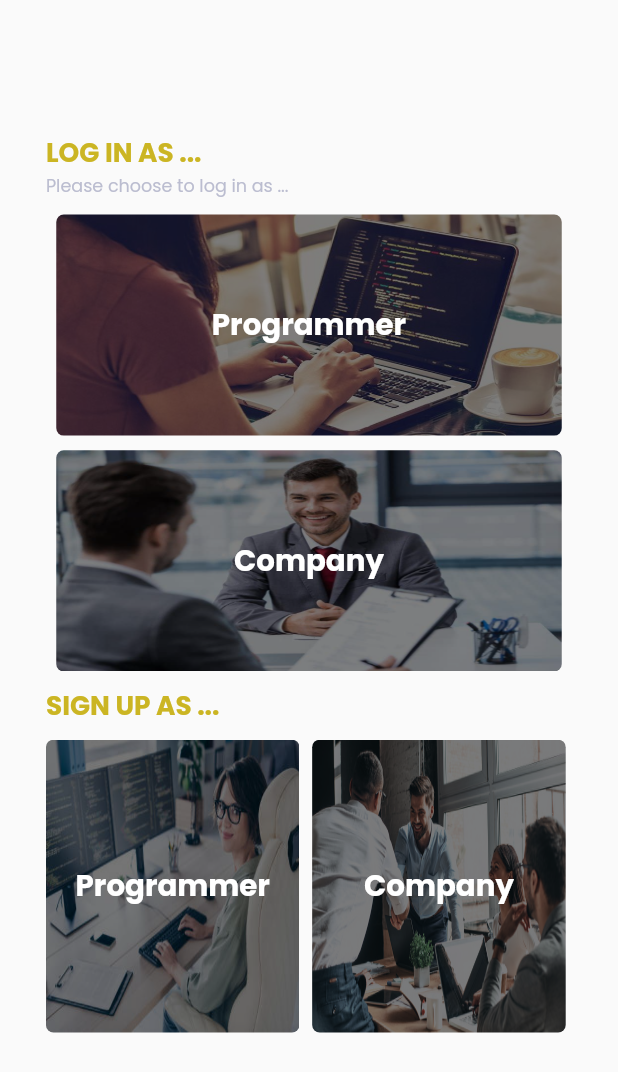
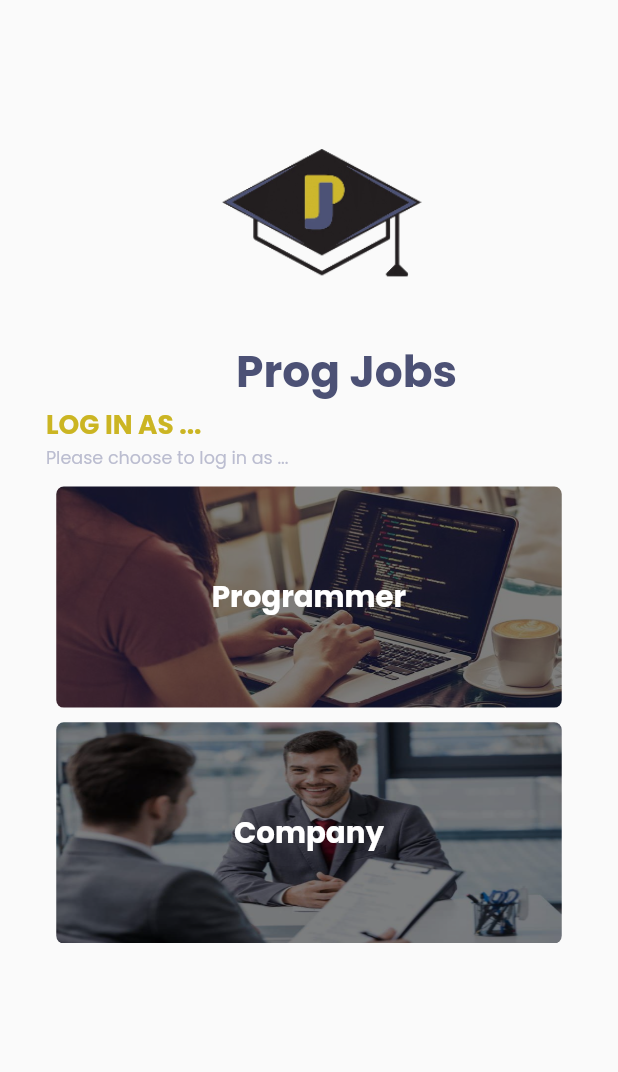
Before and after one commit to Sama-3li-2002/prog_jobs_grad, a Flutter app: the screen it shows after launch, on a phone screen of 412 x 824 dp. Shown: the top 1072 px of the screen. Run offline on Flutter 3.47's test engine with Material 2 defaults, Android fonts, the phone set to English and light mode, and no system bars; our stand-ins replace auto_size_text, carousel_slider, cloud_firestore, file_picker, firebase_auth, firebase_core and 6 more; missing offline and left inert: flutter_pdfview; accounts and stored records are empty.

Commit message:
Banan Commit 32

```diff
--- a/lib/view/screens/shared_screens/user_type.dart
+++ b/lib/view/screens/shared_screens/user_type.dart
@@ -36,8 +36,20 @@ class _UserTypeScreenState extends State<UserTypeScreen> {
                 child: Column(
                   crossAxisAlignment: CrossAxisAlignment.start,
                   children: [
-                    Container(
-                      margin: EdgeInsets.only(top: SizeConfig.scaleHeight(60)),
+                    Stack(
+                      children: [
+                        Image.asset(
+                          'assets/images/ProgPng2.png',
+                        ),
+                        Positioned(
+                            top: SizeConfig.scaleHeight(200),
+                            left: SizeConfig.scaleWidth(120),
+                            child: TextStyleWidget(
+                                'Prog Jobs',
+                                Color(0xff4C5175),
+                                SizeConfig.scaleTextFont(30),
+                                FontWeight.bold))
+                      ],
                     ),
                     TextStyleWidget(
                       'LOG IN AS ...',
@@ -58,7 +70,8 @@ class _UserTypeScreenState extends State<UserTypeScreen> {
                         setState(() {
                           _isLoading = true;
                         });
-                        if (FirebaseAuthController.fireAuthHelper.isLoggedIn()) {
+                        if (FirebaseAuthController.fireAuthHelper
+                            .isLoggedIn()) {
                           if (await checkIfUserInUserCollection(
                               FirebaseAuthController.fireAuthHelper.userId())) {
                             Navigator.of(context)
@@ -68,12 +81,10 @@ class _UserTypeScreenState extends State<UserTypeScreen> {
                             setState(() {
                               _isLoading = false;
                             });
-
                           } else {
                             Navigator.of(context)
                                 .push(MaterialPageRoute(builder: (context) {
                               return LoginScreen(userType: 'programmer');
-
                             }));
                             setState(() {
                               _isLoading = false;
@@ -88,7 +99,8 @@ class _UserTypeScreenState extends State<UserTypeScreen> {
                       },
                       child: Center(
                         child: Container(
-                          margin: EdgeInsets.only(top: SizeConfig.scaleHeight(10)),
+                          margin:
+                              EdgeInsets.only(top: SizeConfig.scaleHeight(10)),
                           clipBehavior: Clip.antiAlias,
                           decoration: BoxDecoration(
                             borderRadius: BorderRadius.circular(5),
@@ -123,7 +135,8 @@ class _UserTypeScreenState extends State<UserTypeScreen> {
                         setState(() {
                           _isLoading = true;
                         });
-                        if (FirebaseAuthController.fireAuthHelper.isLoggedIn()) {
+                        if (FirebaseAuthController.fireAuthHelper
+                            .isLoggedIn()) {
                           if (await checkIfUserInCompanyCollection(
                               FirebaseAuthController.fireAuthHelper.userId())) {
                             Navigator.of(context)
@@ -151,7 +164,8 @@ class _UserTypeScreenState extends State<UserTypeScreen> {
                       },
                       child: Center(
                         child: Container(
-                          margin: EdgeInsets.only(top: SizeConfig.scaleHeight(10)),
+                          margin:
+                              EdgeInsets.only(top: SizeConfig.scaleHeight(10)),
                           clipBehavior: Clip.antiAlias,
                           decoration: BoxDecoration(
                             borderRadius: BorderRadius.circular(5),
@@ -178,86 +192,6 @@ class _UserTypeScreenState extends State<UserTypeScreen> {
                         ),
                       ),
                     ),
-                    SizedBox(height: SizeConfig.scaleHeight(10),),
-                    TextStyleWidget(
-                      'SIGN UP AS ...',
-                      Color(0xffcbb523),
-                      SizeConfig.scaleTextFont(18),
-                      FontWeight.bold,
-                    ),
-                    Row(
-                      children: [
-                        InkWell(
-                          onTap: (){
-                            Navigator.of(context)
-                                .push(MaterialPageRoute(builder: (context) {
-                              return SignupScreen(userType: 'programmer');
-                            }));
-                          },
-                          child: Container(
-                            margin: EdgeInsets.only(top: SizeConfig.scaleHeight(10)),
-                            clipBehavior: Clip.antiAlias,
-                            decoration: BoxDecoration(
-                              borderRadius: BorderRadius.circular(5),
-                            ),
-                            child: Stack(
-                              alignment: Alignment.center,
-                              children: [
-                                Image.asset(
-                                  'assets/images/prog_signup.jpg',
-                                  height: SizeConfig.scaleHeight(200),
-                                  width: SizeConfig.scaleWidth(160),
-                                  fit: BoxFit.fill,
-                                  color: Colors.black.withOpacity(0.5),
-                                  colorBlendMode: BlendMode.darken,
-                                ),
-                                TextStyleWidget(
-                                  'Programmer',
-                                  Colors.white,
-                                  SizeConfig.scaleTextFont(20),
-                                  FontWeight.bold,
-                                ),
-                              ],
-                            ),
-                          ),
-                        ),
-                        SizedBox(width: SizeConfig.scaleWidth(8),),
-                        InkWell(
-                          onTap: (){
-                            Navigator.of(context)
-                                .push(MaterialPageRoute(builder: (context) {
-                              return SignupScreen(userType: 'company');
-                            }));
-                          },
-                          child: Container (
-                            margin: EdgeInsets.only(top: SizeConfig.scaleHeight(10)),
-                            clipBehavior: Clip.antiAlias,
-                            decoration: BoxDecoration(
-                              borderRadius: BorderRadius.circular(5),
-                            ),
-                            child: Stack(
-                              alignment: Alignment.center,
-                              children: [
-                                Image.asset(
-                                  'assets/images/com_signup.jpg',
-                                  height: SizeConfig.scaleHeight(200),
-                                  width: SizeConfig.scaleWidth(160),
-                                  fit: BoxFit.fill,
-                                  color: Colors.black.withOpacity(0.5),
-                                  colorBlendMode: BlendMode.darken,
-                                ),
-                                TextStyleWidget(
-                                  'Company',
-                                  Colors.white,
-                                  SizeConfig.scaleTextFont(20),
-                                  FontWeight.bold,
-                                ),
-                              ],
-                            ),
-                          ),
-                        ),
-                      ],
-                    )
                   ],
                 ),
               ),
```
Also changed, not shown: assets/images/ProgPng2.png (added), pubspec.lock. Lines whose indentation alone changed are shown as unchanged.
